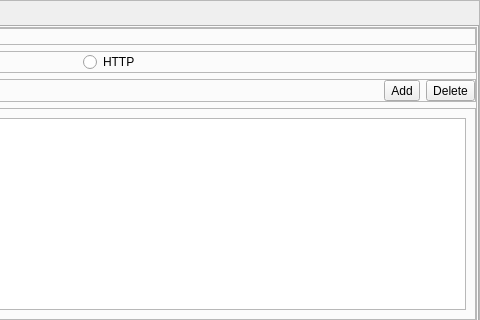
Old version of the form git_fmod/ui/mainwindow.ui in the repository JunhaoHuang0615/FMOD_Script; both pictures show x 320 to 800 and y 0 to 320 of the 800 by 600 pixel window.
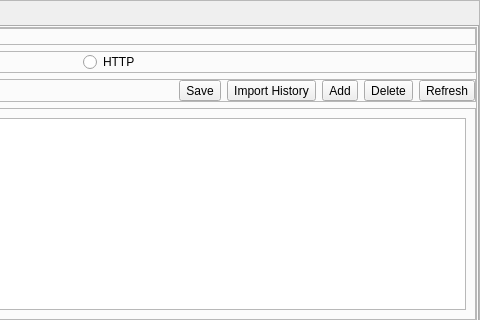
New version of the form.

```diff
--- a/git_fmod/ui/mainwindow.ui
+++ b/git_fmod/ui/mainwindow.ui
@@ -243,6 +243,20 @@
                    </property>
                   </spacer>
                  </item>
+                 <item>
+                  <widget class="QToolButton" name="btn_save_History">
+                   <property name="text">
+                    <string>Save</string>
+                   </property>
+                  </widget>
+                 </item>
+                 <item>
+                  <widget class="QToolButton" name="btn_import_history_setting">
+                   <property name="text">
+                    <string>Import History</string>
+                   </property>
+                  </widget>
+                 </item>
                  <item>
                   <widget class="QToolButton" name="btn_add_giturl">
                    <property name="text">
@@ -257,6 +271,13 @@
                    </property>
                   </widget>
                  </item>
+                 <item>
+                  <widget class="QToolButton" name="btn_refresh">
+                   <property name="text">
+                    <string>Refresh</string>
+                   </property>
+                  </widget>
+                 </item>
                 </layout>
                </widget>
               </item>
```
Left out of the diff: 6 changed lines with no effect on the pictures.
